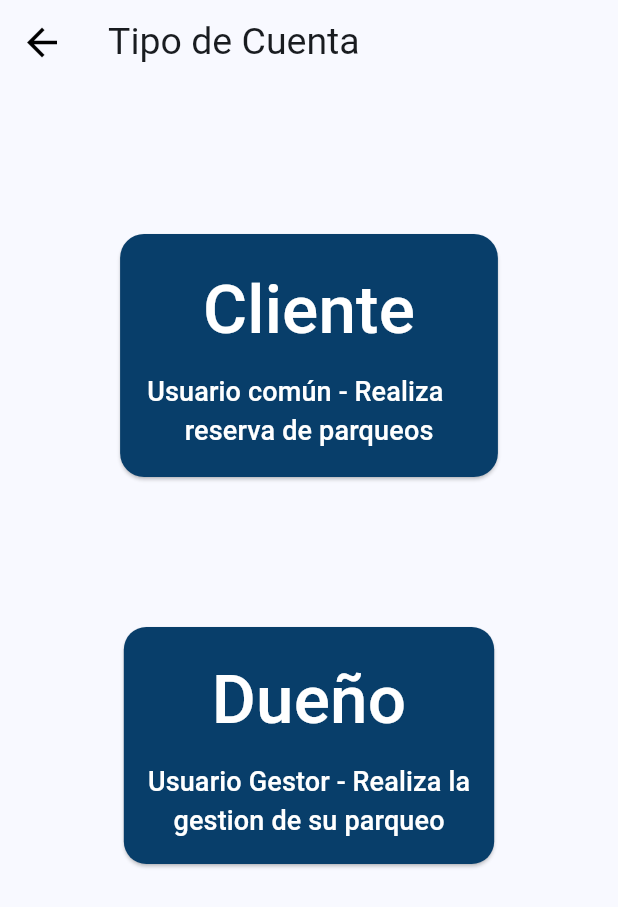
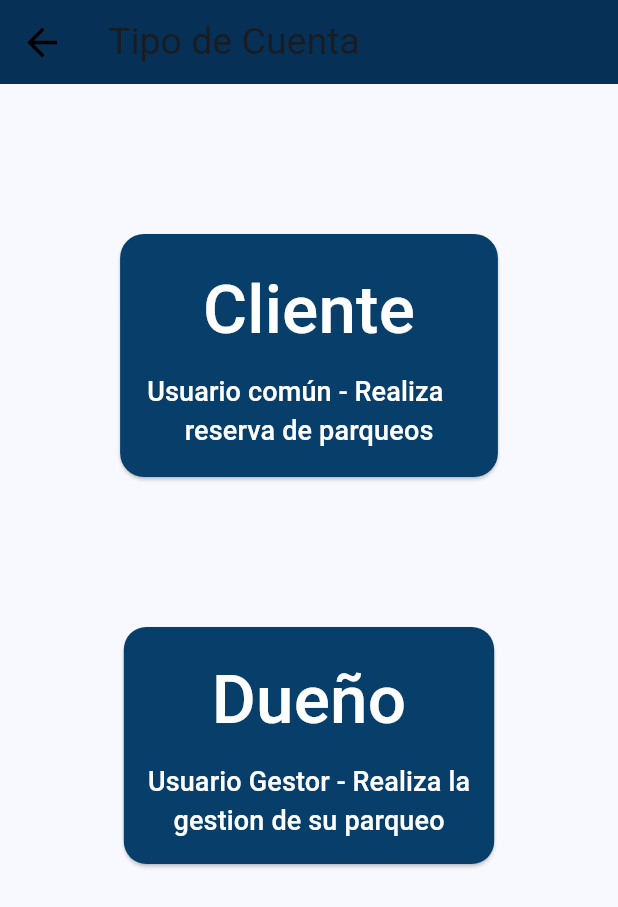
Before and after one commit to Bixter356/PARQUEO-SD-2025, a Flutter app: the screen it shows after launch, after a tap on "Registrarse ahora", on a phone screen of 412 x 824 dp. Shown: the top 907 px of the screen. Run offline on Flutter 3.47's test engine with Material 3 defaults, Android fonts, the phone set to English and light mode, and no system bars; our stand-ins replace cloud_firestore, firebase_auth, firebase_core, firebase_storage, flutter_map, flutter_rating_bar and 6 more; missing offline and left inert: flutter_map_location_picker, mailer, qr_code_scanner_plus; accounts and stored records are empty.

Commit message:
Login styles

```diff
--- a/lib/pages/client/home_client_page.dart
+++ b/lib/pages/client/home_client_page.dart
@@ -100,7 +100,7 @@ class HomeClient extends StatelessWidget {
                               // Agrega la lógica para el botón 'Reservas solicitadas' aquí
                             },
                             iconSize: 50,
-                            color: const Color.fromARGB(255, 4, 47, 82),
+                            color: const Color(0xFF031b30),
                           ),
                           const Text(
                             'Reservas Activas',
--- a/lib/pages/login/login_screen.dart
+++ b/lib/pages/login/login_screen.dart
@@ -60,26 +60,36 @@ class LoginPage extends StatelessWidget {
   Widget build(BuildContext context) {
     return Scaffold(
       backgroundColor: Colors.grey[250],
-      body: SafeArea(
-        child: Center(
+      body: Container(
+        decoration: const BoxDecoration(
+          gradient: LinearGradient(
+            begin: Alignment.topCenter,
+            end: Alignment.bottomCenter,
+            colors: [
+             // Color(0xFF164450),
+              //Color(0xFF063055),
+              Color.fromARGB(255, 8, 62, 109),
+              Color(0xFF0c080e),
+            ],
+          ),
+        ),
+        child: SafeArea(
+          child: Center(
           child: SingleChildScrollView(
             child: Column(
               mainAxisAlignment: MainAxisAlignment.center,
               children: [
-                const SizedBox(height: 50),
-                // logo
-                const Icon(
-                  Icons.car_crash,
-                  size: 100,
+                const SizedBox(height: 20),
+                const Image(
+                  image: AssetImage('assets/Logo5.png'),
+                  width: 250,
+                  height: 250,
                 ),
-
-                const SizedBox(height: 50),
-
-                // welcome back, you've been missed!
+                //const SizedBox(height: 2),
                 Text(
                   'Bienvenido a LUH-PARKING!',
                   style: TextStyle(
-                    color: Colors.grey[700],
+                    color: const Color(0xFFFFFFFF),
                     fontSize: 16,
                   ),
                 ),
@@ -91,6 +101,7 @@ class LoginPage extends StatelessWidget {
                   controller: emailController,
                   hintText: 'Correo',
                   obscureText: false,
+
                 ),
 
                 const SizedBox(height: 10),
@@ -112,7 +123,7 @@ class LoginPage extends StatelessWidget {
                     children: [
                       Text(
                         '¿ Olvidaste tu contraseña ?',
-                        style: TextStyle(color: Colors.grey[600]),
+                        style: TextStyle(color: const Color(0xFFFFFFFF)),
                       ),
                     ],
                   ),
@@ -189,14 +200,14 @@ class LoginPage extends StatelessWidget {
                     padding: const EdgeInsets.all(25),
                     margin: const EdgeInsets.symmetric(horizontal: 25),
                     decoration: BoxDecoration(
-                      color: Color.fromARGB(255, 9, 57, 4),
+                      color: Color(0xFFc2af8f),
                       borderRadius: BorderRadius.circular(8),
                     ),
                     child: const Center(
                       child: Text(
                         "Iniciar Sesión",
                         style: TextStyle(
-                          color: Colors.white,
+                          color: Color(0xFF131313),
                           fontWeight: FontWeight.bold,
                           fontSize: 18,
                         ),
@@ -213,14 +224,14 @@ class LoginPage extends StatelessWidget {
                       Expanded(
                         child: Divider(
                           thickness: 0.5,
-                          color: Colors.grey[400],
+                          color: const Color(0xFFFFFFFF),
                         ),
                       ),
                       Padding(
                         padding: const EdgeInsets.symmetric(horizontal: 10.0),
                         child: Text(
                           'O continuar con:',
-                          style: TextStyle(color: Colors.grey[700]),
+                          style: TextStyle(color: const Color(0xFFFFFFFF)),
                         ),
                       ),
                       Expanded(
@@ -365,7 +376,7 @@ class LoginPage extends StatelessWidget {
                   children: [
                     Text(
                       '¿No tiene Cuenta?',
-                      style: TextStyle(color: Colors.grey[700]),
+                      style: TextStyle(color: const Color(0xFFFFFFFF)),
                     ),
                     const SizedBox(width: 4),
                     GestureDetector(
@@ -392,6 +403,7 @@ class LoginPage extends StatelessWidget {
           ),
         ),
       ),
+      ),
     );
   }
 }
--- a/lib/pages/login/type_user.dart
+++ b/lib/pages/login/type_user.dart
@@ -37,6 +37,7 @@ class TypeUser extends StatelessWidget {
             Navigator.pop(context);
           },
         ),
+        backgroundColor: const Color(0xFF063055),
       ),
       body: SingleChildScrollView(
         child: Column(
```
Also changed, not shown: assets/Logo2.png (added), assets/Logo3.png (added), assets/Logo4.png (added), assets/Logo5.png (added), 4 other files.
